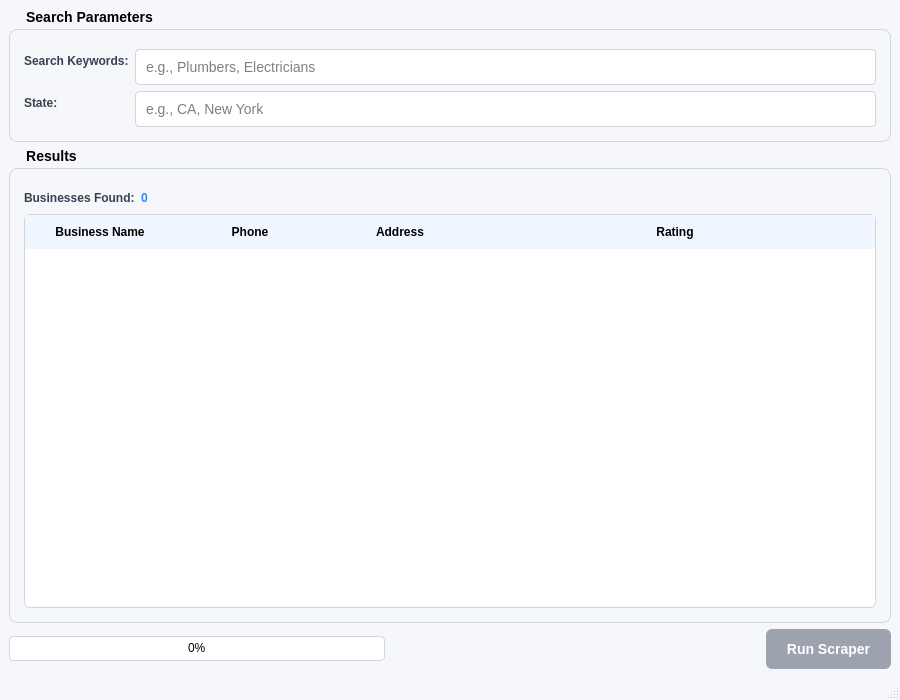
Before: the Qt Designer form UI/app.ui in zerodbg/BBB-Business-Scraper-PyQt5-Demo-, drawn with Qt 5.
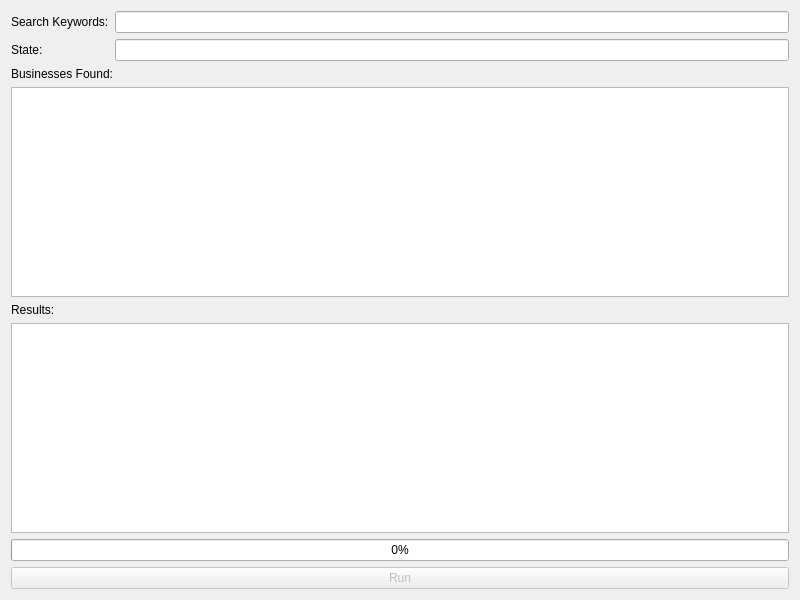
After: the same form once the commit is applied.

The edit to the form file:
```diff
--- a/UI/app.ui
+++ b/UI/app.ui
@@ -1,99 +1,21 @@
 <?xml version="1.0" encoding="UTF-8"?>
 <ui version="4.0">
  <class>MainWindow</class>
- <widget class="QMainWindow" name="MainWindow">
+ <widget class="QWidget" name="MainWindow">
   <property name="geometry">
    <rect>
     <x>0</x>
     <y>0</y>
-    <width>900</width>
-    <height>700</height>
+    <width>800</width>
+    <height>600</height>
    </rect>
   </property>
   <property name="windowTitle">
    <string>BBB.org Business Scraper</string>
   </property>
-  <property name="styleSheet">
-   <string notr="true">QMainWindow {
-    background-color: #f5f7fa;
-    font-family: 'Segoe UI', Arial, sans-serif;
-}
-QGroupBox {
-    font-weight: bold;
-    font-size: 14px;
-    border: 1px solid #d1d5db;
-    border-radius: 8px;
-    margin-top: 20px;
-    padding: 10px 5px 5px 5px;
-}
-QGroupBox::title {
-    subcontrol-origin: margin;
-    left: 10px;
-    padding: 0 5px;
-}
-QLabel {
-    font-weight: 500;
-    color: #374151;
-}
-QLineEdit, QTextEdit {
-    border: 1px solid #d1d5db;
-    border-radius: 4px;
-    padding: 8px;
-    font-size: 14px;
-    background-color: white;
-}
-QLineEdit:focus, QTextEdit:focus {
-    border: 1px solid #3b82f6;
-}
-QPushButton {
-    background-color: #3b82f6;
-    color: white;
-    border: none;
-    border-radius: 6px;
-    padding: 10px 20px;
-    font-weight: 600;
-    font-size: 14px;
-}
-QPushButton:disabled {
-    background-color: #9ca3af;
-}
-QPushButton:hover {
-    background-color: #2563eb;
-}
-QProgressBar {
-    border: 1px solid #d1d5db;
-    border-radius: 4px;
-    background-color: white;
-    text-align: center;
-    font-size: 12px;
-}
-QProgressBar::chunk {
-    background-color: #3b82f6;
-    border-radius: 3px;
-}
-QTableWidget {
-    gridline-color: #e5e7eb;
-    border: 1px solid #d1d5db;
-    border-radius: 6px;
-    background-color: white;
-    alternate-background-color: #f9fafb;
-    selection-background-color: #dbeafe;
-}
-QHeaderView::section {
-    background-color: #eff6ff;
-    padding: 8px;
-    border: none;
-    font-weight: 600;
-}</string>
-  </property>
-  <widget class="QWidget" name="centralwidget">
-   <layout class="QVBoxLayout" name="verticalLayout" spacing="15">
+  <layout class="QVBoxLayout" name="verticalLayout">
     <item>
-     <widget class="QGroupBox" name="groupBox">
-      <property name="title">
-       <string>Search Parameters</string>
-      </property>
-      <layout class="QFormLayout" name="formLayout" labelAlignment="Qt::AlignRight" formAlignment="Qt::AlignHCenter|Qt::AlignTop" horizontalSpacing="20" verticalSpacing="15">
+    <layout class="QFormLayout" name="formLayout">
        <item row="0" column="0">
         <widget class="QLabel" name="label">
          <property name="text">
@@ -102,17 +24,7 @@
         </widget>
        </item>
        <item row="0" column="1">
-        <widget class="QLineEdit" name="lineEdit_search_keywords">
-         <property name="placeholderText">
-          <string>e.g., Plumbers, Electricians</string>
-         </property>
-         <property name="minimumSize">
-          <size>
-           <width>300</width>
-           <height>0</height>
-          </size>
-         </property>
-        </widget>
+      <widget class="QLineEdit" name="lineEdit_search_keywords"/>
        </item>
        <item row="1" column="0">
         <widget class="QLabel" name="label_2">
@@ -122,26 +34,10 @@
         </widget>
        </item>
        <item row="1" column="1">
-        <widget class="QLineEdit" name="lineEdit_state">
-         <property name="placeholderText">
-          <string>e.g., CA, New York</string>
-         </property>
-         <property name="maximumWidth">
-          <number>150</number>
-         </property>
-        </widget>
-       </item>
-      </layout>
-     </widget>
-    </item>
-    <item>
-     <widget class="QGroupBox" name="groupBox_2">
-      <property name="title">
-       <string>Results</string>
-      </property>
-      <layout class="QVBoxLayout" name="verticalLayout_2" spacing="10">
-       <item>
-        <layout class="QHBoxLayout" name="horizontalLayout" spacing="15">
+      <widget class="QLineEdit" name="lineEdit_state"/>
+     </item>
+    </layout>
+   </item>
          <item>
           <widget class="QLabel" name="label_3">
            <property name="text">
@@ -150,91 +46,29 @@
           </widget>
          </item>
          <item>
-          <widget class="QLabel" name="label_count">
-           <property name="text">
-            <string>0</string>
-           </property>
-           <property name="font">
-            <font>
-             <weight>700</weight>
-            </font>
-           </property>
-           <property name="styleSheet">
-            <string notr="true">color: #3b82f6;</string>
-           </property>
+    <widget class="QTextEdit" name="textEdit_count">
+     <property name="maximumHeight">
+      <number>50</number>
+     </property>
+     <property name="readOnly">
+      <bool>true</bool>
+     </property>
           </widget>
          </item>
          <item>
-          <spacer name="horizontalSpacer">
-           <property name="orientation">
-            <enum>Qt::Horizontal</enum>
-           </property>
-           <property name="sizeHint" stdset="0">
-            <size>
-             <width>40</width>
-             <height>20</height>
-            </size>
-           </property>
-          </spacer>
-         </item>
-        </layout>
-       </item>
+    <widget class="QLabel" name="label_4">
+     <property name="text">
+      <string>Results:</string>
+     </property>
+    </widget>
+   </item>
        <item>
-        <widget class="QTableWidget" name="tableWidget_results">
-         <property name="alternatingRowColors">
+    <widget class="QTextEdit" name="textEdit_results">
+     <property name="readOnly">
           <bool>true</bool>
          </property>
-         <property name="selectionMode">
-          <enum>QAbstractItemView::SingleSelection</enum>
-         </property>
-         <property name="selectionBehavior">
-          <enum>QAbstractItemView::SelectRows</enum>
-         </property>
-         <property name="showGrid">
-          <bool>true</bool>
-         </property>
-         <property name="rowCount">
-          <number>0</number>
-         </property>
-         <property name="columnCount">
-          <number>4</number>
-         </property>
-         <attribute name="horizontalHeaderVisible">
-          <bool>true</bool>
-         </attribute>
-         <attribute name="horizontalHeaderDefaultSectionSize">
-          <number>150</number>
-         </attribute>
-         <attribute name="horizontalHeaderStretchLastSection">
-          <bool>true</bool>
-         </attribute>
-         <column>
-          <property name="text">
-           <string>Business Name</string>
-          </property>
-         </column>
-         <column>
-          <property name="text">
-           <string>Phone</string>
-          </property>
-         </column>
-         <column>
-          <property name="text">
-           <string>Address</string>
-          </property>
-         </column>
-         <column>
-          <property name="text">
-           <string>Rating</string>
-          </property>
-         </column>
-        </widget>
-       </item>
-      </layout>
-     </widget>
-    </item>
-    <item>
-     <layout class="QHBoxLayout" name="horizontalLayout_2">
+    </widget>
+   </item>
       <item>
        <widget class="QProgressBar" name="progressBar">
         <property name="value">
@@ -243,37 +77,12 @@
         <property name="textVisible">
          <bool>true</bool>
         </property>
-        <property name="minimumSize">
-         <size>
-          <width>300</width>
-          <height>25</height>
-         </size>
-        </property>
-       </widget>
-      </item>
-      <item>
-       <spacer name="horizontalSpacer_2">
-        <property name="orientation">
-         <enum>Qt::Horizontal</enum>
-        </property>
-        <property name="sizeHint" stdset="0">
-         <size>
-          <width>40</width>
-          <height>20</height>
-         </size>
-        </property>
-       </spacer>
-      </item>
+    </widget>
+   </item>
       <item>
        <widget class="QPushButton" name="pushButton_run">
         <property name="text">
-         <string>Run Scraper</string>
-        </property>
-        <property name="minimumSize">
-         <size>
-          <width>120</width>
-          <height>40</height>
-         </size>
+      <string>Run</string>
         </property>
         <property name="enabled">
          <bool>false</bool>
@@ -281,10 +90,6 @@
        </widget>
       </item>
      </layout>
-    </item>
-   </layout>
-  </widget>
-  <widget class="QStatusBar" name="statusbar"/>
  </widget>
  <resources/>
  <connections/>
```
Left out of the diff: 3 changed lines with no effect on the pictures. Lines whose indentation alone changed are shown as unchanged.
